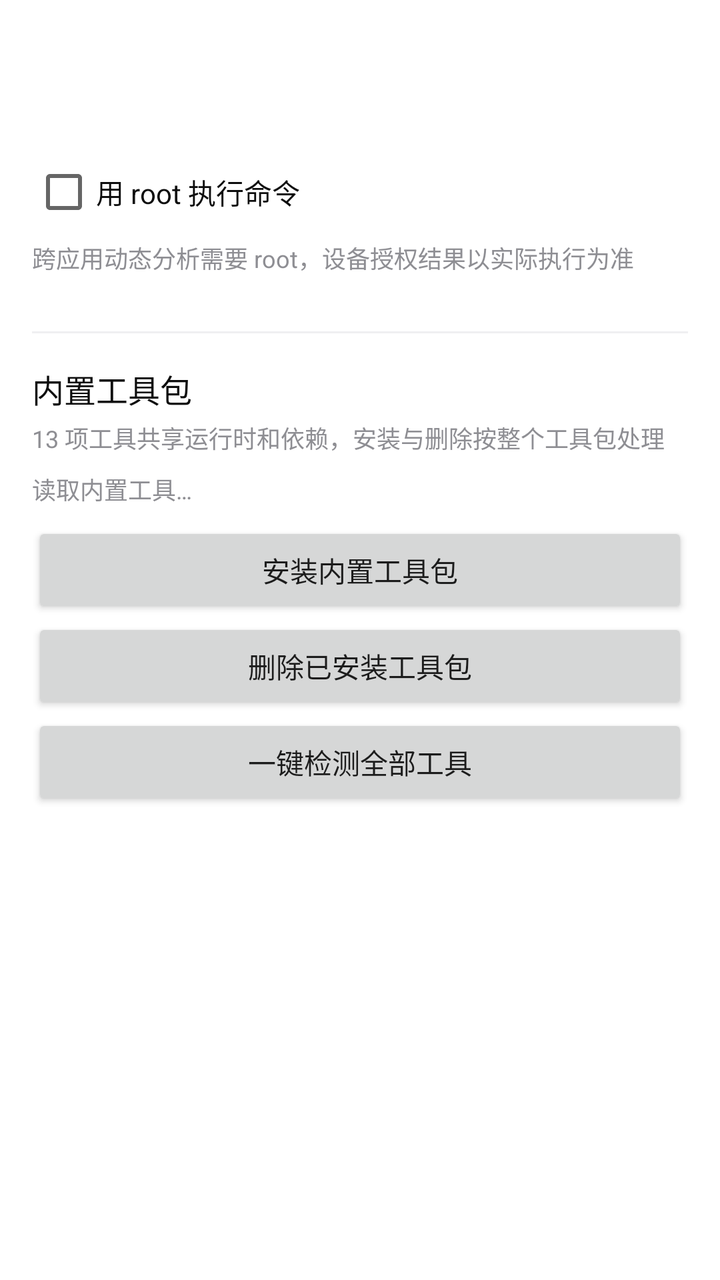
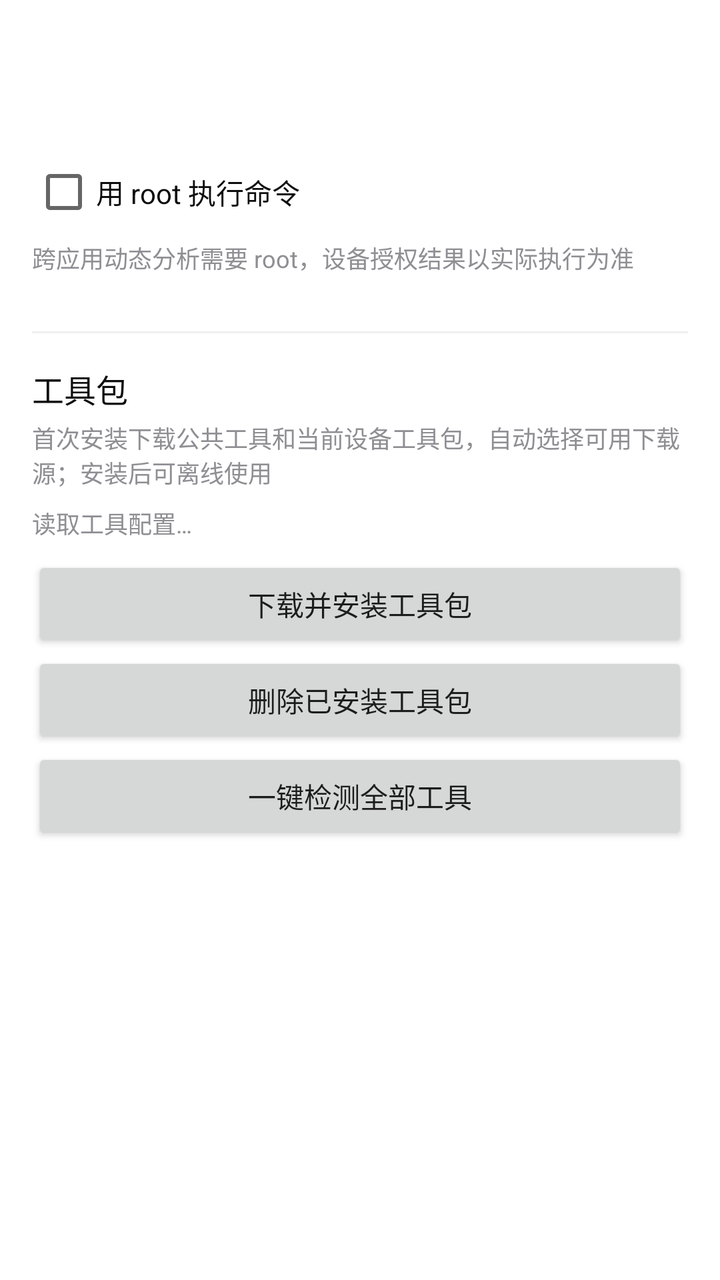

Compare the two renders of this Android layout. The source of the first and the diff that turns it into the second are given below.
<!-- AndroidManifest.xml: application theme AppTheme -->
<!-- res/layout/activity_tool_config.xml -->
<?xml version="1.0" encoding="utf-8"?>
<LinearLayout xmlns:android="http://schemas.android.com/apk/res/android"
    android:layout_width="match_parent" android:layout_height="match_parent"
    android:orientation="vertical" android:background="@color/bg_window">
    <androidx.appcompat.widget.Toolbar android:id="@+id/tool_toolbar"
        android:layout_width="match_parent" android:layout_height="?attr/actionBarSize"
        android:background="@color/surface" android:title="@string/settings_tools_title"
        android:titleTextColor="@color/text_primary" />
    <ScrollView android:layout_width="match_parent" android:layout_height="0dp"
        android:layout_weight="1" android:fillViewport="true">
        <LinearLayout android:layout_width="match_parent" android:layout_height="wrap_content"
            android:orientation="vertical" android:padding="16dp">
            <LinearLayout android:id="@+id/tool_config_controls"
                android:layout_width="match_parent" android:layout_height="wrap_content"
                android:orientation="vertical">
                <CheckBox android:id="@+id/tool_use_root" android:layout_width="match_parent"
                    android:layout_height="wrap_content" android:minHeight="48dp"
                    android:saveEnabled="false"
                    android:text="@string/label_use_root" android:textColor="@color/text_primary" />
                <TextView android:layout_width="match_parent" android:layout_height="wrap_content"
                    android:text="@string/toolkit_root_note" android:textColor="@color/text_secondary"
                    android:textSize="12sp" android:paddingBottom="12dp" />
            </LinearLayout>
            <View android:layout_width="match_parent" android:layout_height="1dp"
                android:layout_marginTop="16dp" android:layout_marginBottom="16dp"
                android:background="@color/divider" />
            <TextView android:layout_width="match_parent" android:layout_height="wrap_content"
                android:text="@string/toolkit_package_title" android:textColor="@color/text_primary"
                android:textSize="16sp" />
            <TextView android:layout_width="match_parent" android:layout_height="wrap_content"
                android:text="@string/toolkit_package_note" android:textColor="@color/text_secondary"
                android:textSize="12sp" android:paddingTop="4dp" android:paddingBottom="8dp" />
            <TextView android:id="@+id/tool_package_status" android:layout_width="match_parent"
                android:layout_height="wrap_content" android:text="@string/toolkit_loading"
                android:textColor="@color/text_secondary" android:textSize="12sp"
                android:textIsSelectable="true" />
            <LinearLayout android:id="@+id/tool_install_progress_container"
                android:layout_width="match_parent" android:layout_height="wrap_content"
                android:orientation="vertical" android:layout_marginTop="12dp"
                android:visibility="gone">
                <ProgressBar android:id="@+id/tool_install_progress"
                    style="?android:attr/progressBarStyleHorizontal"
                    android:layout_width="match_parent" android:layout_height="8dp"
                    android:max="100" android:indeterminate="true" />
                <TextView android:id="@+id/tool_install_progress_text"
                    android:layout_width="match_parent" android:layout_height="wrap_content"
                    android:paddingTop="8dp" android:textColor="@color/text_primary"
                    android:textSize="13sp" android:text="@string/toolkit_progress_preparing"
                    android:accessibilityLiveRegion="polite" />
            </LinearLayout>
            <LinearLayout android:layout_width="match_parent" android:layout_height="wrap_content"
                android:orientation="vertical" android:layout_marginTop="8dp">
                <Button android:id="@+id/tool_package_install" android:layout_width="match_parent"
                    android:layout_height="wrap_content" android:minHeight="48dp"
                    android:text="@string/toolkit_install_offline" android:textAllCaps="false" />
                <Button android:id="@+id/tool_package_remove" android:layout_width="match_parent"
                    android:layout_height="wrap_content" android:minHeight="48dp"
                    android:text="@string/toolkit_remove_package" android:textAllCaps="false" />
                <Button android:id="@+id/tool_batch_probe" android:layout_width="match_parent"
                    android:layout_height="wrap_content" android:minHeight="48dp"
                    android:text="@string/toolkit_batch_probe" android:textAllCaps="false" />
            </LinearLayout>
            <LinearLayout android:id="@+id/tool_batch_progress_container"
                android:layout_width="match_parent" android:layout_height="wrap_content"
                android:orientation="vertical" android:visibility="gone" android:layout_marginTop="12dp">
                <ProgressBar android:id="@+id/tool_batch_progress" style="?android:attr/progressBarStyleHorizontal"
                    android:layout_width="match_parent" android:layout_height="8dp" android:max="13" android:indeterminate="false" />
                <TextView android:id="@+id/tool_batch_progress_text" android:layout_width="match_parent"
                    android:layout_height="wrap_content" android:paddingTop="8dp" android:textColor="@color/text_primary"
                    android:textSize="13sp" android:accessibilityLiveRegion="polite" />
                <TextView android:layout_width="match_parent" android:layout_height="wrap_content"
                    android:paddingTop="4dp" android:textColor="@color/text_secondary" android:textSize="12sp"
                    android:text="@string/toolkit_batch_note" />
            </LinearLayout>
            <LinearLayout android:id="@+id/tool_config_list" android:layout_width="match_parent"
                android:layout_height="wrap_content" android:orientation="vertical"
                android:layout_marginTop="16dp" />
            <LinearLayout android:id="@+id/tool_detail_content" android:layout_width="match_parent"
                android:layout_height="wrap_content" android:orientation="vertical"
                android:visibility="gone" android:layout_marginTop="16dp">
                <TextView android:id="@+id/tool_detail_name" android:layout_width="match_parent"
                    android:layout_height="wrap_content" android:textColor="@color/text_primary"
                    android:textSize="18sp" android:paddingBottom="8dp" />
                <TextView android:id="@+id/tool_detail_info" android:layout_width="match_parent"
                    android:layout_height="wrap_content" android:textColor="@color/text_secondary"
                    android:textSize="13sp" android:textIsSelectable="true" />
                <Button android:id="@+id/tool_detail_probe" android:layout_width="match_parent"
                    android:layout_height="wrap_content" android:minHeight="48dp"
                    android:text="@string/toolkit_probe" android:textAllCaps="false"
                    android:layout_marginTop="12dp" />
                <TextView android:id="@+id/tool_detail_output" android:layout_width="match_parent"
                    android:layout_height="wrap_content" android:textColor="@color/text_primary"
                    android:textSize="12sp" android:fontFamily="monospace"
                    android:textIsSelectable="true" android:visibility="gone"
                    android:paddingTop="12dp" />
            </LinearLayout>
            <TextView android:id="@+id/tool_operation_status" android:layout_width="match_parent"
                android:layout_height="wrap_content" android:textColor="@color/text_secondary"
                android:textSize="13sp" android:paddingTop="12dp" android:visibility="gone" />
            <Button android:id="@+id/tool_operation_cancel" android:layout_width="match_parent"
                android:layout_height="wrap_content" android:minHeight="48dp"
                android:text="@string/toolkit_cancel" android:textAllCaps="false"
                android:visibility="gone" />
        </LinearLayout>
    </ScrollView>
</LinearLayout>
<!-- resources referenced by this layout -->
<resources>
  <color name="bg_window">#FFFFFF</color>
  <color name="divider">#EFEFF1</color>
  <color name="surface">#FFFFFF</color>
  <color name="text_primary">#0D0D0D</color>
  <color name="text_secondary">#8E8E93</color>
  <string name="label_use_root">用 root 执行命令</string>
  <string name="settings_tools_title">工具配置</string>
  <string name="toolkit_batch_note">检测版本运行入口。完整功能仍以实际执行为准；点击工具可查看本次输出。</string>
  <string name="toolkit_batch_probe">一键检测全部工具</string>
  <string name="toolkit_cancel">取消操作</string>
  <string name="toolkit_install_offline">安装内置工具包</string>
  <string name="toolkit_loading">读取内置工具…</string>
  <string name="toolkit_package_note">13 项工具共享运行时和依赖，安装与删除按整个工具包处理</string>
  <string name="toolkit_package_title">内置工具包</string>
  <string name="toolkit_probe">探测状态</string>
  <string name="toolkit_progress_preparing">正在准备安装…</string>
  <string name="toolkit_remove_package">删除已安装工具包</string>
  <string name="toolkit_root_note">跨应用动态分析需要 root，设备授权结果以实际执行为准</string>
  <style name="AppTheme" parent="Theme.AppCompat.Light.NoActionBar">
          <item name="colorPrimary">@color/colorPrimary</item>
          <item name="colorPrimaryDark">@color/colorPrimaryDark</item>
          <item name="colorAccent">@color/accent</item>
          <item name="android:windowBackground">@color/bg_window</item>
      </style>
  <color name="colorPrimary">#FFFFFF</color>
  <color name="colorPrimaryDark">#EDEDED</color>
  <color name="accent">#2E6BE6</color>
</resources>

<!-- the commit's change to res/layout/activity_tool_config.xml (unified diff, before → after) -->
@@ -52,7 +52,7 @@
                 android:orientation="vertical" android:layout_marginTop="8dp">
                 <Button android:id="@+id/tool_package_install" android:layout_width="match_parent"
                     android:layout_height="wrap_content" android:minHeight="48dp"
-                    android:text="@string/toolkit_install_offline" android:textAllCaps="false" />
+                    android:text="@string/toolkit_install_package" android:textAllCaps="false" />
                 <Button android:id="@+id/tool_package_remove" android:layout_width="match_parent"
                     android:layout_height="wrap_content" android:minHeight="48dp"
                     android:text="@string/toolkit_remove_package" android:textAllCaps="false" />
<!-- resource entries referenced after the edit -->
@@ -10,10 +10,10 @@
   <string name="toolkit_batch_note">检测版本运行入口。完整功能仍以实际执行为准；点击工具可查看本次输出。</string>
   <string name="toolkit_batch_probe">一键检测全部工具</string>
   <string name="toolkit_cancel">取消操作</string>
-  <string name="toolkit_install_offline">安装内置工具包</string>
-  <string name="toolkit_loading">读取内置工具…</string>
-  <string name="toolkit_package_note">13 项工具共享运行时和依赖，安装与删除按整个工具包处理</string>
-  <string name="toolkit_package_title">内置工具包</string>
+  <string name="toolkit_install_package">下载并安装工具包</string>
+  <string name="toolkit_loading">读取工具配置…</string>
+  <string name="toolkit_package_note">首次安装下载公共工具和当前设备工具包，自动选择可用下载源；安装后可离线使用</string>
+  <string name="toolkit_package_title">工具包</string>
   <string name="toolkit_probe">探测状态</string>
   <string name="toolkit_progress_preparing">正在准备安装…</string>
   <string name="toolkit_remove_package">删除已安装工具包</string>
